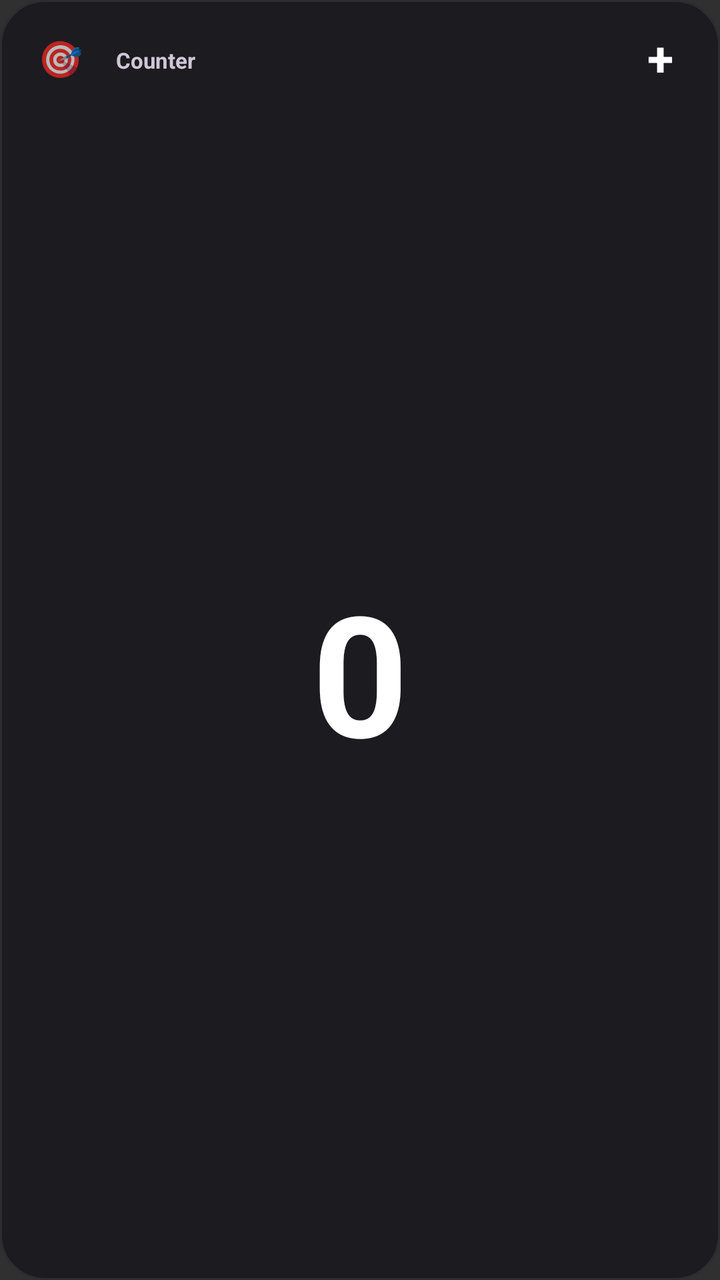
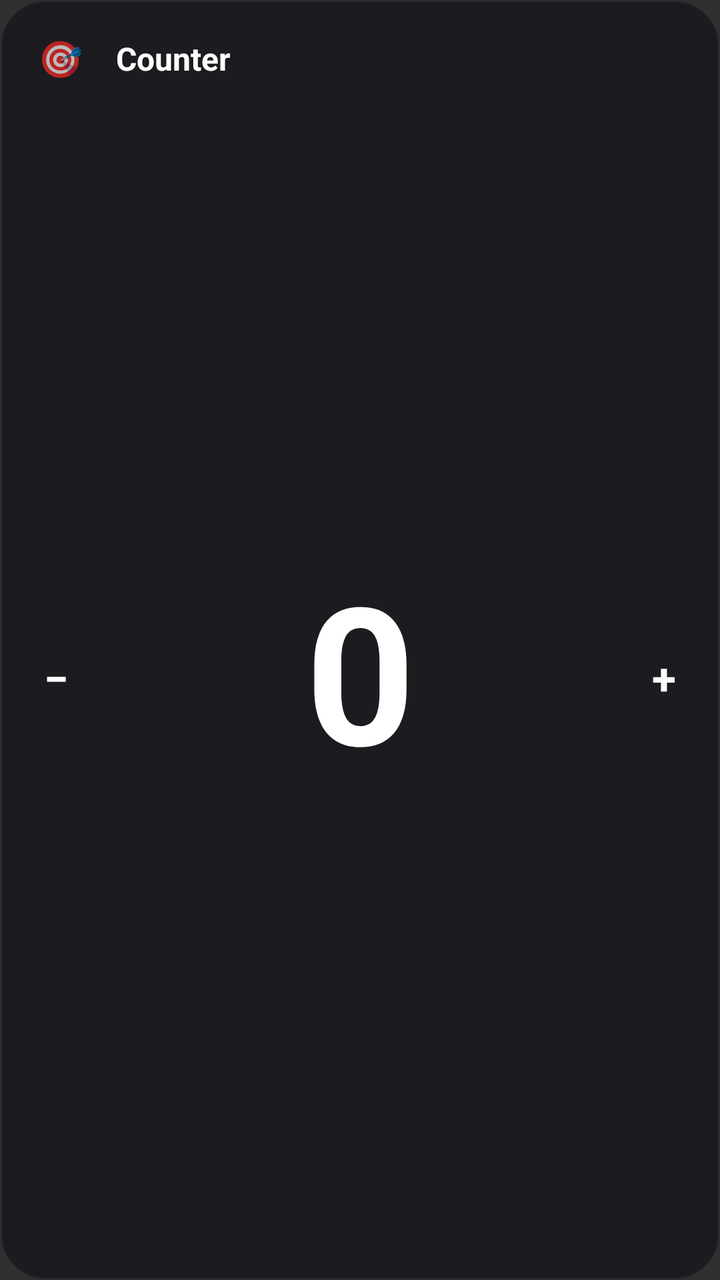

Before-and-after screenshots of an Android layout around one commit, followed by the original layout XML and the change that was made.
<!-- AndroidManifest.xml: application theme Theme.ThingCount -->
<!-- res/layout/widget_counter.xml -->
<?xml version="1.0" encoding="utf-8"?>
<LinearLayout xmlns:android="http://schemas.android.com/apk/res/android"
    android:id="@+id/widget_root"
    android:layout_width="match_parent"
    android:layout_height="match_parent"
    android:background="@drawable/widget_bg"
    android:orientation="vertical"
    android:padding="10dp">

    <LinearLayout
        android:layout_width="match_parent"
        android:layout_height="wrap_content"
        android:gravity="center_vertical"
        android:orientation="horizontal">

        <FrameLayout
            android:layout_width="40dp"
            android:layout_height="40dp">

            <ImageView
                android:id="@+id/widget_icon"
                android:layout_width="40dp"
                android:layout_height="40dp"
                android:contentDescription="@null"
                android:scaleType="fitXY"
                android:visibility="gone" />

            <TextView
                android:id="@+id/widget_icon_emoji"
                android:layout_width="40dp"
                android:layout_height="40dp"
                android:gravity="center"
                android:includeFontPadding="false"
                android:text="🎯"
                android:textSize="18sp" />
        </FrameLayout>

        <TextView
            android:id="@+id/widget_title"
            android:layout_width="0dp"
            android:layout_height="wrap_content"
            android:layout_marginStart="8dp"
            android:layout_weight="1"
            android:ellipsize="end"
            android:maxLines="1"
            android:text="Counter"
            android:textColor="#CFC7D8"
            android:textSize="11sp"
            android:textStyle="bold" />

        <FrameLayout
            android:id="@+id/widget_btn_increment"
            android:layout_width="40dp"
            android:layout_height="40dp"
            android:layout_marginStart="8dp">

            <ImageView
                android:id="@+id/widget_btn_increment_bg"
                android:layout_width="40dp"
                android:layout_height="40dp"
                android:contentDescription="@null"
                android:scaleType="fitXY" />

            <TextView
                android:id="@+id/widget_btn_plus"
                android:layout_width="40dp"
                android:layout_height="40dp"
                android:gravity="center"
                android:includeFontPadding="false"
                android:text="+"
                android:textColor="#FFFFFF"
                android:textSize="24sp"
                android:textStyle="bold" />
        </FrameLayout>
    </LinearLayout>

    <TextView
        android:id="@+id/widget_count"
        android:layout_width="match_parent"
        android:layout_height="0dp"
        android:layout_weight="1"
        android:autoSizeMaxTextSize="84sp"
        android:autoSizeMinTextSize="24sp"
        android:autoSizeStepGranularity="2sp"
        android:autoSizeTextType="uniform"
        android:gravity="center"
        android:includeFontPadding="false"
        android:maxLines="1"
        android:text="0"
        android:textColor="#FFFFFF"
        android:textSize="40sp"
        android:textStyle="bold" />

</LinearLayout>
<!-- resources referenced by this layout -->
<resources>
  <!-- drawable widget_bg (drawable) -->
  <?xml version="1.0" encoding="utf-8"?>
  <shape xmlns:android="http://schemas.android.com/apk/res/android"
      android:shape="rectangle">
      <solid android:color="#1C1B1F" />
      <corners android:radius="22dp" />
      <stroke android:width="1dp" android:color="#2D2C31" />
  </shape>
  <style name="Theme.ThingCount" parent="android:Theme.Material.NoActionBar">
          <item name="android:statusBarColor">@android:color/transparent</item>
          <item name="android:navigationBarColor">@android:color/transparent</item>
          <item name="android:windowLightStatusBar">true</item>
          <item name="android:windowLightNavigationBar">true</item>
          <item name="android:windowLayoutInDisplayCutoutMode">shortEdges</item>
      </style>
</resources>

<!-- the commit's change to res/layout/widget_counter.xml (unified diff, before → after) -->
@@ -14,8 +14,10 @@
         android:orientation="horizontal">
 
         <FrameLayout
+            android:id="@+id/widget_icon_frame"
             android:layout_width="40dp"
-            android:layout_height="40dp">
+            android:layout_height="40dp"
+            android:layout_marginEnd="8dp">
 
             <ImageView
                 android:id="@+id/widget_icon"
@@ -39,56 +41,87 @@
             android:id="@+id/widget_title"
             android:layout_width="0dp"
             android:layout_height="wrap_content"
-            android:layout_marginStart="8dp"
             android:layout_weight="1"
             android:ellipsize="end"
+            android:includeFontPadding="false"
+            android:maxLines="2"
+            android:text="Counter"
+            android:textColor="#FFFFFF"
+            android:textSize="16sp"
+            android:textStyle="bold" />
+    </LinearLayout>
+
+    <LinearLayout
+        android:layout_width="match_parent"
+        android:layout_height="0dp"
+        android:layout_weight="1"
+        android:gravity="center_vertical"
+        android:orientation="horizontal">
+
+        <FrameLayout
+            android:id="@+id/widget_btn_decrement"
+            android:layout_width="36dp"
+            android:layout_height="36dp">
+
+            <ImageView
+                android:id="@+id/widget_btn_decrement_bg"
+                android:layout_width="36dp"
+                android:layout_height="36dp"
+                android:contentDescription="@null"
+                android:scaleType="fitXY" />
+
+            <TextView
+                android:id="@+id/widget_btn_minus"
+                android:layout_width="36dp"
+                android:layout_height="36dp"
+                android:gravity="center"
+                android:includeFontPadding="false"
+                android:text="−"
+                android:textColor="#FFFFFF"
+                android:textSize="22sp"
+                android:textStyle="bold" />
+        </FrameLayout>
+
+        <TextView
+            android:id="@+id/widget_count"
+            android:layout_width="0dp"
+            android:layout_height="match_parent"
+            android:layout_weight="1"
+            android:autoSizeMaxTextSize="96sp"
+            android:autoSizeMinTextSize="24sp"
+            android:autoSizeStepGranularity="2sp"
+            android:autoSizeTextType="uniform"
+            android:gravity="center"
+            android:includeFontPadding="false"
             android:maxLines="1"
-            android:text="Counter"
-            android:textColor="#CFC7D8"
-            android:textSize="11sp"
+            android:text="0"
+            android:textColor="#FFFFFF"
+            android:textSize="40sp"
             android:textStyle="bold" />
 
         <FrameLayout
             android:id="@+id/widget_btn_increment"
-            android:layout_width="40dp"
-            android:layout_height="40dp"
-            android:layout_marginStart="8dp">
+            android:layout_width="36dp"
+            android:layout_height="36dp">
 
             <ImageView
                 android:id="@+id/widget_btn_increment_bg"
-                android:layout_width="40dp"
-                android:layout_height="40dp"
+                android:layout_width="36dp"
+                android:layout_height="36dp"
                 android:contentDescription="@null"
                 android:scaleType="fitXY" />
 
             <TextView
                 android:id="@+id/widget_btn_plus"
-                android:layout_width="40dp"
-                android:layout_height="40dp"
+                android:layout_width="36dp"
+                android:layout_height="36dp"
                 android:gravity="center"
                 android:includeFontPadding="false"
                 android:text="+"
                 android:textColor="#FFFFFF"
-                android:textSize="24sp"
+                android:textSize="22sp"
                 android:textStyle="bold" />
         </FrameLayout>
     </LinearLayout>
 
-    <TextView
-        android:id="@+id/widget_count"
-        android:layout_width="match_parent"
-        android:layout_height="0dp"
-        android:layout_weight="1"
-        android:autoSizeMaxTextSize="84sp"
-        android:autoSizeMinTextSize="24sp"
-        android:autoSizeStepGranularity="2sp"
-        android:autoSizeTextType="uniform"
-        android:gravity="center"
-        android:includeFontPadding="false"
-        android:maxLines="1"
-        android:text="0"
-        android:textColor="#FFFFFF"
-        android:textSize="40sp"
-        android:textStyle="bold" />
-
 </LinearLayout>
